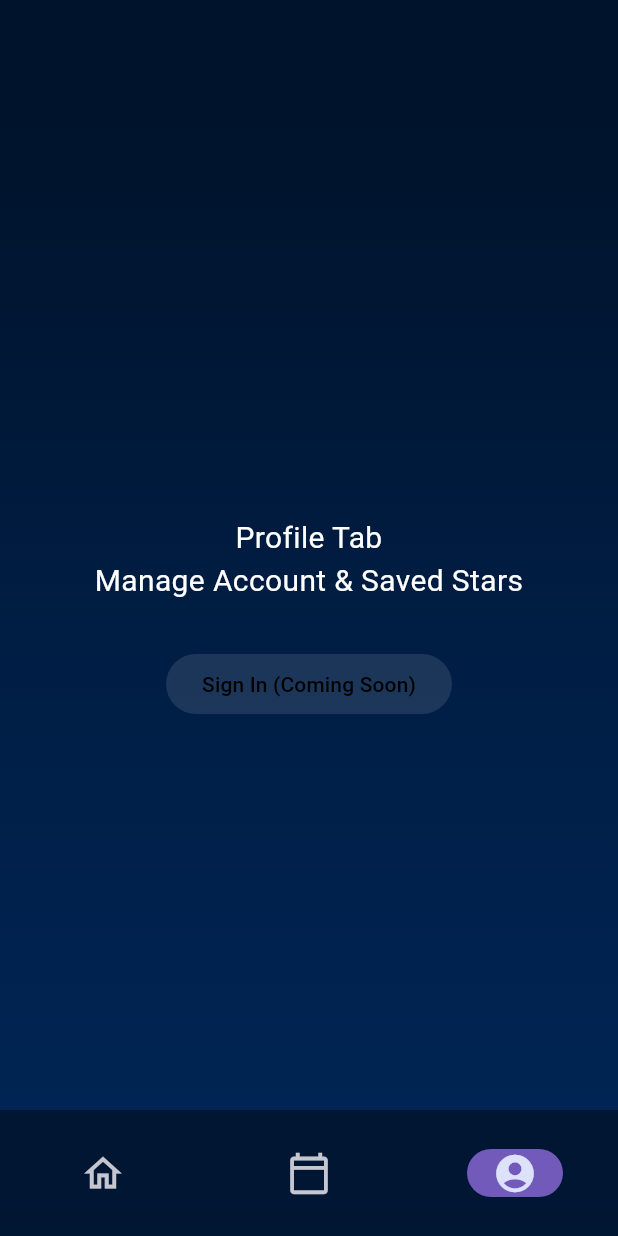
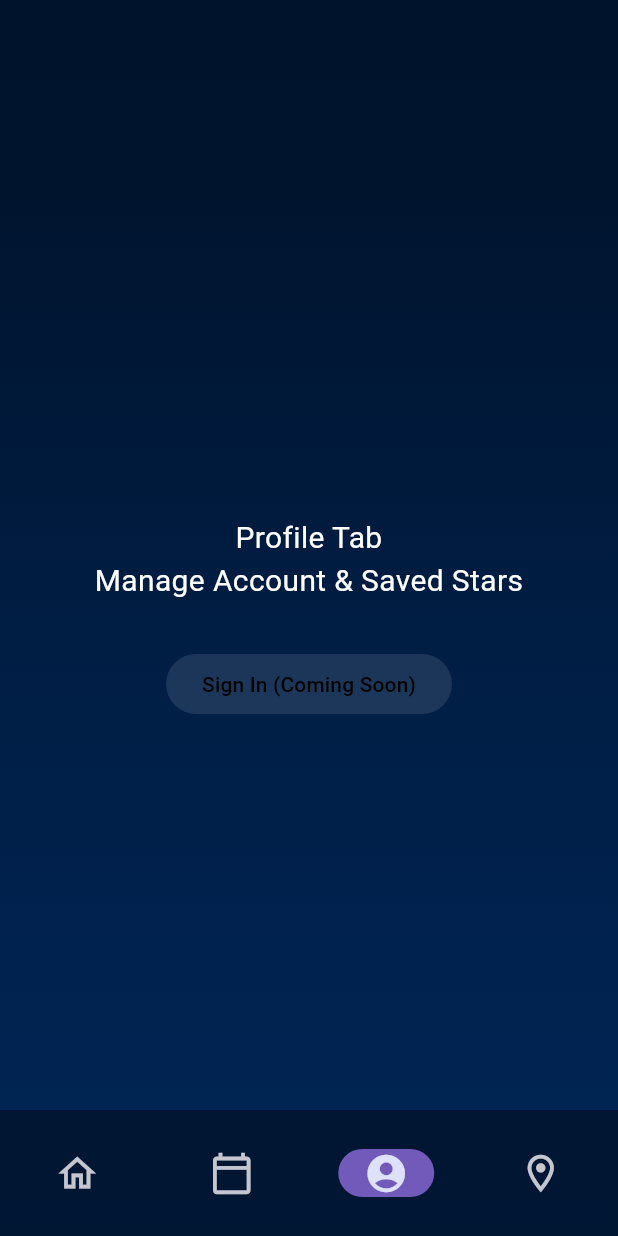
Before and after one commit to ariaj0sephine/Astroot, a Flutter app: the HomeScreen screen opened by its route, after a tap on the "person outline" icon, on a phone screen of 412 x 824 dp. Run offline on Flutter 3.47's test engine with Material 3 defaults, Android fonts, the phone set to English and light mode, and no system bars; our stand-ins replace camera, cloud_firestore, firebase_auth, firebase_core, flutter_svg, geolocator and 2 more; missing offline and left inert: ar_flutter_plugin_2; accounts and stored records are empty.

Commit message:
ar overlay halfway done

```diff
--- /dev/null
+++ b/lib/ar_sky_map_screen.dart
@@ -0,0 +1,194 @@
+import 'dart:async';  // Added for StreamSubscription
+import 'dart:math' as math;
+import 'package:flutter/material.dart';
+import 'package:ar_flutter_plugin_2/ar_flutter_plugin.dart';
+import 'package:geolocator/geolocator.dart';
+import 'package:sensors_plus/sensors_plus.dart';
+import 'package:ar_flutter_plugin_2/datatypes/config_planedetection.dart';
+import 'package:ar_flutter_plugin_2/managers/ar_anchor_manager.dart';
+import 'package:ar_flutter_plugin_2/managers/ar_location_manager.dart';
+import 'package:ar_flutter_plugin_2/managers/ar_object_manager.dart';
+import 'package:ar_flutter_plugin_2/managers/ar_session_manager.dart';
+
+class ARSkyMapScreen extends StatefulWidget {
+  const ARSkyMapScreen({super.key});
+
+  @override
+  State<ARSkyMapScreen> createState() => _ARSkyMapScreenState();
+}
+
+class _ARSkyMapScreenState extends State<ARSkyMapScreen> {
+  Position? currentPosition;
+  double heading = 0;
+  StreamSubscription<Position>? _positionStream;  // For continuous GPS updates
+  ARSessionManager? arSessionManager;
+  ARObjectManager? arObjectManager;
+
+  @override
+  void initState() {
+    super.initState();
+    _getLocation();          // Get first location immediately
+    _listenToCompass();      // Start compass
+    _startLocationStream();  // Start continuous GPS updates
+  }
+
+  // -------- INITIAL LOCATION (one-time when screen opens) --------
+  Future<void> _getLocation() async {
+    bool serviceEnabled = await Geolocator.isLocationServiceEnabled();
+    if (!serviceEnabled) return;
+
+    LocationPermission permission = await Geolocator.checkPermission();
+    if (permission == LocationPermission.denied) {
+      permission = await Geolocator.requestPermission();
+      if (permission == LocationPermission.denied) return;
+    }
+
+    currentPosition = await Geolocator.getCurrentPosition(
+      desiredAccuracy: LocationAccuracy.high,
+    );
+    if (mounted) setState(() {});
+  }
+
+  // -------- CONTINUOUS LOCATION STREAM (updates as you move or wait outdoors) --------
+  void _startLocationStream() {
+    const LocationSettings settings = LocationSettings(
+      accuracy: LocationAccuracy.high,
+      distanceFilter: 5,  // Update every 5 meters moved (saves battery)
+    );
+
+    _positionStream = Geolocator.getPositionStream(locationSettings: settings).listen(
+          (Position pos) {
+        if (mounted) {
+          setState(() => currentPosition = pos);
+        }
+      },
+      onError: (e) => print('Location stream error: $e'),
+    );
+  }
+
+  // -------- COMPASS --------
+  void _listenToCompass() {
+    magnetometerEventStream().listen((event) {
+      final angle = (math.atan2(event.y, event.x) * 180 / math.pi + 360) % 360;
+      if (mounted) setState(() => heading = angle);
+    });
+  }
+
+  // -------- AR INIT --------
+  void _onARViewCreated(
+      ARSessionManager sessionManager,
+      ARObjectManager objectManager,
+      ARAnchorManager anchorManager,
+      ARLocationManager locationManager,
+      ) {
+    arSessionManager = sessionManager;
+    arObjectManager = objectManager;
+    arSessionManager!.onInitialize(
+      showPlanes: false,
+      showFeaturePoints: false,
+      handleTaps: false,
+    );
+  }
+
+  // -------- UI --------
+  @override
+  Widget build(BuildContext context) {
+    return Scaffold(
+      body: Stack(
+        children: [
+          // Lighter dark overlay – clear camera in day, nice night feel
+          Container(color: Colors.black.withOpacity(0.4)),
+
+          // AR camera view
+          ARView(
+            onARViewCreated: _onARViewCreated,
+            planeDetectionConfig: PlaneDetectionConfig.none,
+            // No floor detection – perfect for sky
+          ),
+
+          // Top-left info panel (now updates in real time outdoors)
+          Positioned(
+            top: 40,
+            left: 20,
+            child: _infoPanel(),
+          ),
+
+          // Direction labels
+          _skyLabel("North", 0),
+          _skyLabel("East", 90),
+          _skyLabel("South", 180),
+          _skyLabel("West", 270),
+
+          // Major stars & constellations – spaced to avoid overlap
+          _skyLabel("Polaris ★", 0),                    // North Star
+          _skyLabel("Sirius ★\n(brightest)", 140),
+          _skyLabel("Orion Belt", 180),
+          _skyLabel("Betelgeuse\n(red shoulder)", 165),
+          _skyLabel("Rigel\n(blue foot)", 195),
+          _skyLabel("Big Dipper", 30),
+          _skyLabel("Cassiopeia", 330),
+          _skyLabel("Pleiades", 90),
+        ],
+      ),
+    );
+  }
+
+  Widget _infoPanel() {
+    return Container(
+      padding: const EdgeInsets.all(10),
+      color: Colors.black54,
+      child: Column(
+        crossAxisAlignment: CrossAxisAlignment.start,
+        children: [
+          Text(
+            'Lat: ${currentPosition?.latitude.toStringAsFixed(2) ?? "--"}',
+            style: const TextStyle(color: Colors.white, fontSize: 16),
+          ),
+          Text(
+            'Lon: ${currentPosition?.longitude.toStringAsFixed(2) ?? "--"}',
+            style: const TextStyle(color: Colors.white, fontSize: 16),
+          ),
+          Text(
+            'Heading: ${heading.toStringAsFixed(0)}°',
+            style: const TextStyle(color: Colors.white, fontSize: 16),
+          ),
+        ],
+      ),
+    );
+  }
+
+  // Glowing label with vertical spread to prevent overlap
+  Widget _skyLabel(String text, double targetAngle) {
+    final diff = ((targetAngle - heading + 540) % 360) - 180;
+    if (diff.abs() > 45) return const SizedBox.shrink();
+
+    final screenWidth = MediaQuery.of(context).size.width;
+    final x = (screenWidth / 2) + (diff / 45) * (screenWidth / 2);
+
+    return Positioned(
+      top: 80 + (diff.abs() * 4).clamp(0, 300).toDouble(),  // Vertical spread – no overlap
+      left: x - 80,
+      child: Text(
+        text,
+        textAlign: TextAlign.center,
+        style: TextStyle(
+          color: Colors.white,
+          fontSize: 32,
+          fontWeight: FontWeight.bold,
+          shadows: [
+            Shadow(blurRadius: 10, color: Colors.black),
+            Shadow(blurRadius: 20, color: Colors.cyan.withOpacity(0.6)),
+            Shadow(blurRadius: 30, color: Colors.white.withOpacity(0.3)),
+          ],
+        ),
+      ),
+    );
+  }
+
+  @override
+  void dispose() {
+    _positionStream?.cancel();  // Stop GPS stream to save battery
+    arSessionManager?.dispose();
+    super.dispose();
+  }
+}
--- a/lib/home_page.dart
+++ b/lib/home_page.dart
@@ -1,6 +1,6 @@
 import 'package:flutter/material.dart';
 import 'camera_tab.dart';  // Your REAL camera (preview + snap)—not placeholder!
-
+import 'ar_sky_map_screen.dart';  // Your AR tab (from Phase 3)
 class HomeScreen extends StatefulWidget {
   const HomeScreen({super.key});
 
@@ -9,7 +9,7 @@ class HomeScreen extends StatefulWidget {
 }
 
 class _HomeScreenState extends State<HomeScreen> {
-  int _currentIndex = 0;  // 3 tabs: 0=RealHomeTab, 1=Calendar, 2=Profile (camera pushed—no tab)
+  int _currentIndex = 0;  // 4 tabs: 0=RealHomeTab, 1=Calendar, 2=Profile (camera pushed—no tab), 3=ar cam
 
   static const LinearGradient _cosmicGradient = LinearGradient(
     begin: Alignment.topCenter,
@@ -29,6 +29,7 @@ class _HomeScreenState extends State<HomeScreen> {
       const RealHomeTab(),
       const CalendarTab(),
       const ProfileTab(),
+      const ARSkyMapScreen(),  // New: AR Sky Map tab (index 3)
     ];
 
     return Scaffold(
@@ -60,6 +61,7 @@ class _HomeScreenState extends State<HomeScreen> {
             NavigationDestination(icon: Icon(Icons.home_outlined, size: 30), selectedIcon: Icon(Icons.home, size: 30), label: ''),
             NavigationDestination(icon: Icon(Icons.calendar_today_outlined, size: 30), selectedIcon: Icon(Icons.calendar_today, size: 30), label: ''),
             NavigationDestination(icon: Icon(Icons.account_circle_outlined, size: 30), selectedIcon: Icon(Icons.account_circle, size: 30), label: ''),
+            NavigationDestination(icon: const Icon(Icons.location_on_outlined, size: 30), selectedIcon: const Icon(Icons.location_on, size: 30), label: '',),
           ],
         ),
       ),
```
Also changed, not shown: pubspec.yaml (+5 -3 lines), pubspec.lock, 5 other files.
